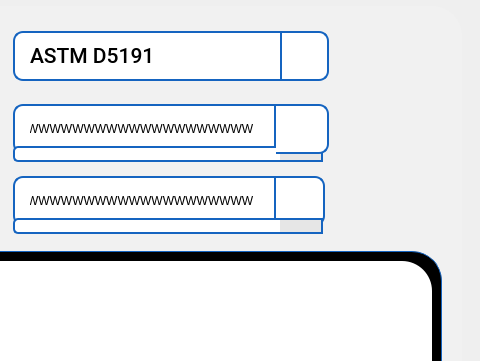
This is pApp-22-June-2021/smeasuring.ui in ChandraMVE/PSSC_QT_Development as Qt 5 draws it before an edit; both pictures show x 288 to 768 and y 0 to 361 of the 768 by 846 pixel window. The edited form follows.
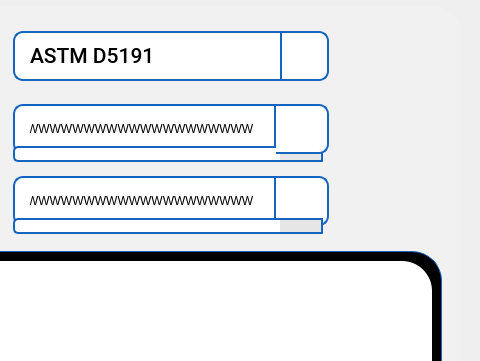
This is the edited form. Icons and pictures are not drawn. Custom widgets are drawn as their Qt base class.

Commit message: 1.In scalibration.ui change the tabular form resulation 2.In sservice.cpp and sservice.ui change the tabular form resulation 3.In smethodsetup.ui adjust the labels position

The edit to the form file:
```diff
--- a/pApp-22-June-2021/smeasuring.ui
+++ b/pApp-22-June-2021/smeasuring.ui
@@ -803,7 +803,7 @@
      <widget class="QPushButton" name="pbOperator">
       <property name="geometry">
        <rect>
-        <x>540</x>
+        <x>544</x>
         <y>170</y>
         <width>53</width>
         <height>50</height>
```
The commit also changes 7 other files.
